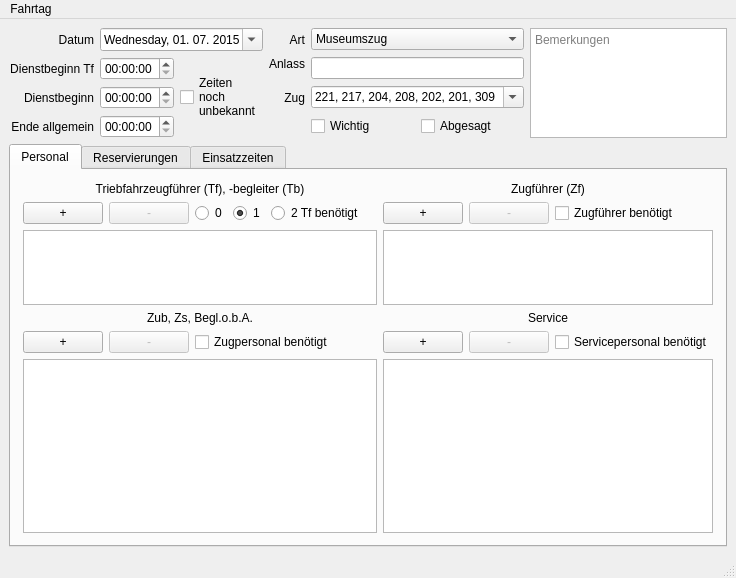
Before: the Qt Designer form Programm/epl_gui/fahrtagwindow.ui in philjosch/Einsatzplaner, drawn with Qt 5.
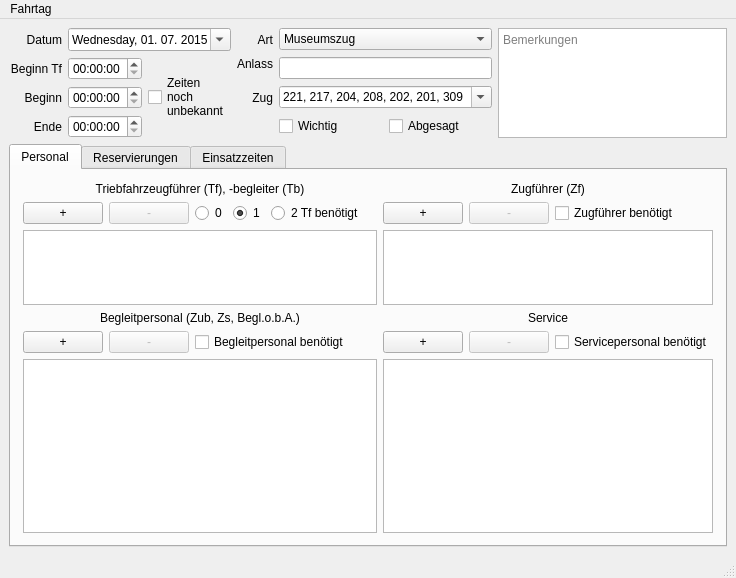
After: the same form once the commit is applied.

Commit message:
Fenster minimal verbessert
Diverse Fenster optimiert und überflüssige Einstellungen entfernt.

Diff of the .ui file:
```diff
--- a/Programm/epl_gui/fahrtagwindow.ui
+++ b/Programm/epl_gui/fahrtagwindow.ui
@@ -83,7 +83,7 @@
       <item row="1" column="0">
        <widget class="QLabel" name="labelDienstTf">
         <property name="text">
-         <string>Dienstbeginn Tf</string>
+         <string>Beginn Tf</string>
         </property>
         <property name="alignment">
          <set>Qt::AlignRight|Qt::AlignTrailing|Qt::AlignVCenter</set>
@@ -123,7 +123,7 @@
          <string notr="true"/>
         </property>
         <property name="text">
-         <string>Dienstbeginn</string>
+         <string>Beginn</string>
         </property>
         <property name="alignment">
          <set>Qt::AlignRight|Qt::AlignTrailing|Qt::AlignVCenter</set>
@@ -218,7 +218,7 @@
          <string notr="true"/>
         </property>
         <property name="text">
-         <string>Ende allgemein</string>
+         <string>Ende</string>
         </property>
         <property name="alignment">
          <set>Qt::AlignRight|Qt::AlignTrailing|Qt::AlignVCenter</set>
@@ -558,7 +558,7 @@
            <string>Zugbegleiter, Begleiter ohne betriebliche Aufgaben</string>
           </property>
           <property name="text">
-           <string>Zub, Zs, Begl.o.b.A.</string>
+           <string>Begleitpersonal (Zub, Zs, Begl.o.b.A.)</string>
           </property>
           <property name="alignment">
            <set>Qt::AlignCenter</set>
@@ -625,7 +625,7 @@
         <item row="4" column="2" colspan="3">
          <widget class="QCheckBox" name="checkZub">
           <property name="text">
-           <string>Zugpersonal benötigt</string>
+           <string>Begleitpersonal benötigt</string>
           </property>
          </widget>
         </item>
```
The commit also changes 2 other files.
